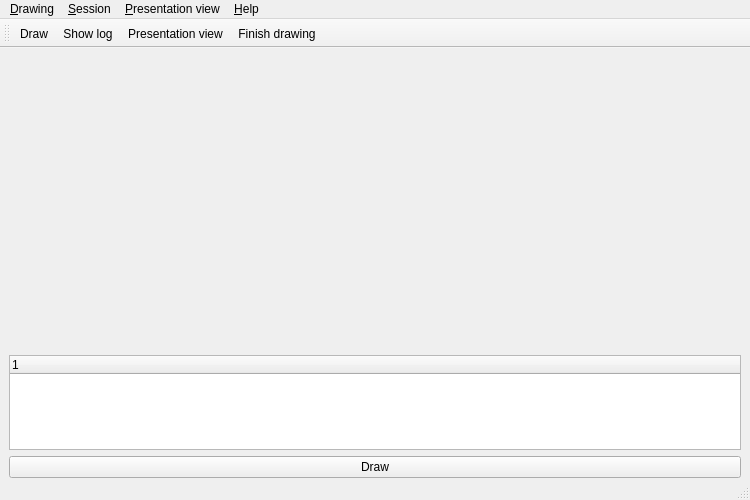
Soerboe/Urim, file gui/drawingview.ui: the form before one commit.
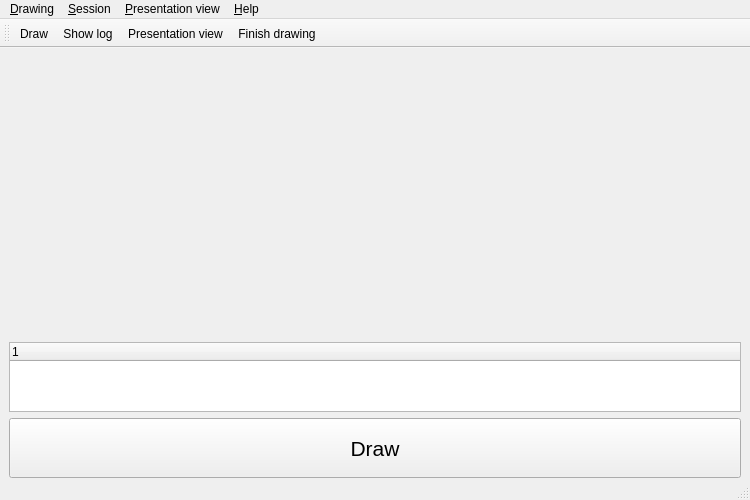
The form after the commit. Icons and pictures are not drawn.

Commit message: Make draw button bigger

Diff of the .ui file:
```diff
--- a/gui/drawingview.ui
+++ b/gui/drawingview.ui
@@ -108,6 +108,17 @@
             <verstretch>0</verstretch>
            </sizepolicy>
           </property>
+          <property name="minimumSize">
+           <size>
+            <width>0</width>
+            <height>60</height>
+           </size>
+          </property>
+          <property name="font">
+           <font>
+            <pointsize>16</pointsize>
+           </font>
+          </property>
           <property name="text">
            <string>Draw</string>
           </property>
```
